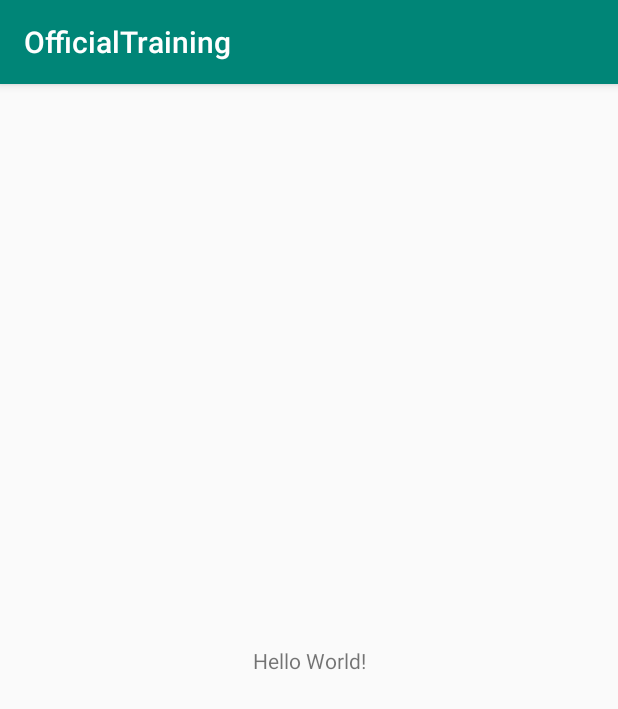
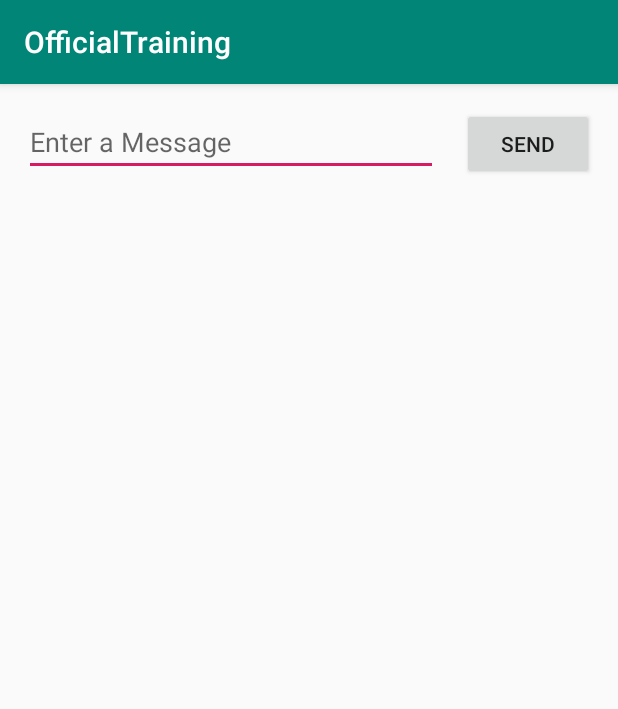
Before and after one commit to suifengczc/OfficialTraining, an Android app: the screen it shows after launch (MainActivity), on a phone screen of 412 x 824 dp. Shown: the top 709 px of the screen. Run offline under Robolectric (Android 15) with nearby library versions, the phone set to English and light mode, and no system bars.

Commit message:
** OfficialTraining 1.0 ** 1. ADD complete CH.1.4 [Build a simple user interface]

```diff
--- a/app/src/main/res/layout/activity_main.xml
+++ b/app/src/main/res/layout/activity_main.xml
@@ -1,19 +1,34 @@
 <?xml version="1.0" encoding="utf-8"?>
-<androidx.constraintlayout.widget.ConstraintLayout
-        xmlns:android="http://schemas.android.com/apk/res/android"
-        xmlns:tools="http://schemas.android.com/tools"
-        xmlns:app="http://schemas.android.com/apk/res-auto"
-        android:layout_width="match_parent"
-        android:layout_height="match_parent"
-        tools:context=".MainActivity">
+<androidx.constraintlayout.widget.ConstraintLayout xmlns:android="http://schemas.android.com/apk/res/android"
+    xmlns:app="http://schemas.android.com/apk/res-auto"
+    xmlns:tools="http://schemas.android.com/tools"
+    android:layout_width="match_parent"
+    android:layout_height="match_parent"
+    tools:context=".MainActivity">
 
-    <TextView
-            android:layout_width="wrap_content"
-            android:layout_height="wrap_content"
-            android:text="Hello World!"
-            app:layout_constraintBottom_toBottomOf="parent"
-            app:layout_constraintLeft_toLeftOf="parent"
-            app:layout_constraintRight_toRightOf="parent"
-            app:layout_constraintTop_toTopOf="parent"/>
+    <EditText
+        android:id="@+id/editText3"
+        android:layout_width="0dp"
+        android:layout_height="wrap_content"
+        android:layout_marginStart="16dp"
+        android:layout_marginTop="16dp"
+        android:ems="10"
+        android:hint="@string/edit_message"
+        android:inputType="textPersonName"
+        app:layout_constraintEnd_toStartOf="@+id/button2"
+        app:layout_constraintHorizontal_bias="0.5"
+        app:layout_constraintStart_toStartOf="parent"
+        app:layout_constraintTop_toTopOf="parent" />
 
+    <Button
+        android:id="@+id/button2"
+        android:layout_width="wrap_content"
+        android:layout_height="wrap_content"
+        android:layout_marginStart="16dp"
+        android:layout_marginEnd="16dp"
+        android:text="@string/button_send"
+        app:layout_constraintBaseline_toBaselineOf="@+id/editText3"
+        app:layout_constraintEnd_toEndOf="parent"
+        app:layout_constraintHorizontal_bias="0.5"
+        app:layout_constraintStart_toEndOf="@+id/editText3" />
 </androidx.constraintlayout.widget.ConstraintLayout>
--- a/app/src/main/res/values/strings.xml
+++ b/app/src/main/res/values/strings.xml
@@ -1,3 +1,5 @@
 <resources>
     <string name="app_name">OfficialTraining</string>
+    <string name="edit_message">Enter a Message</string>
+    <string name="button_send">Send</string>
 </resources>
```
